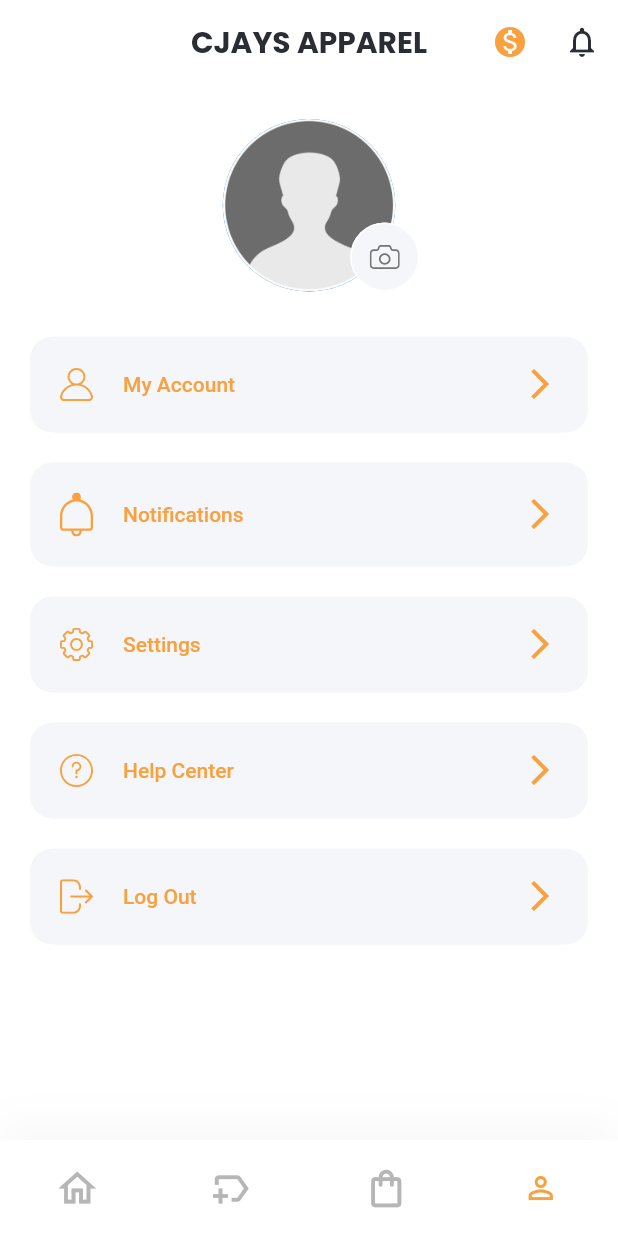
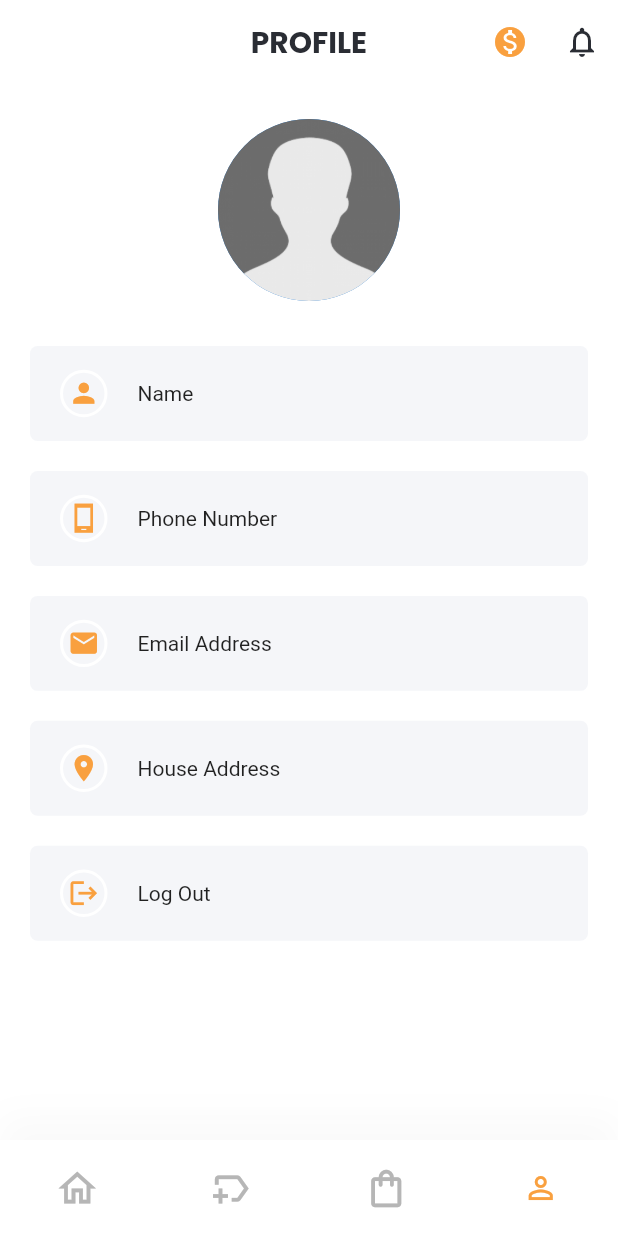
Before and after one commit to kennedyowusu/cjays_apparel_mobile, a Flutter app: the ProfileScreen screen opened directly, on a phone screen of 412 x 824 dp. Run offline on Flutter 3.47's test engine with Material 2 defaults, Android fonts, the phone set to English and light mode, and no system bars; our stand-ins replace community_material_icon, flutter_secure_storage, flutter_spinkit, flutter_svg, get, google_fonts and 2 more; accounts and stored records are empty; network calls fail.

Commit message:
refactor the profile screen

```diff
--- a/lib/views/profile/components/body.dart
+++ b/lib/views/profile/components/profile_body.dart
@@ -3,8 +3,8 @@ import 'package:flutter/material.dart';
 import 'profile_menu.dart';
 import 'profile_pic.dart';
 
-class Body extends StatelessWidget {
-  const Body({Key? key}) : super(key: key);
+class ProfileBody extends StatelessWidget {
+  const ProfileBody({Key? key}) : super(key: key);
 
   @override
   Widget build(BuildContext context) {
@@ -15,28 +15,28 @@ class Body extends StatelessWidget {
           ProfilePic(),
           SizedBox(height: 20),
           ProfileMenu(
-            text: "My Account",
-            icon: "assets/icons/User Icon.svg",
+            text: "Name",
+            iconData: Icons.person,
             press: () => {},
           ),
           ProfileMenu(
-            text: "Notifications",
-            icon: "assets/icons/Bell.svg",
+            text: "Phone Number",
+            iconData: Icons.phone_android_sharp,
             press: () {},
           ),
           ProfileMenu(
-            text: "Settings",
-            icon: "assets/icons/Settings.svg",
+            text: "Email Address",
+            iconData: Icons.email,
             press: () {},
           ),
           ProfileMenu(
-            text: "Help Center",
-            icon: "assets/icons/Question mark.svg",
+            text: "House Address",
+            iconData: Icons.location_on,
             press: () {},
           ),
           ProfileMenu(
             text: "Log Out",
-            icon: "assets/icons/Log out.svg",
+            iconData: Icons.logout,
             press: () {},
           ),
         ],
--- a/lib/views/profile/components/profile_menu.dart
+++ b/lib/views/profile/components/profile_menu.dart
@@ -1,4 +1,5 @@
 import 'package:cjays/constants/colors.dart';
+import 'package:cjays/widgets/project_dimensions.dart';
 import 'package:flutter/material.dart';
 import 'package:flutter_svg/flutter_svg.dart';
 
@@ -6,36 +7,54 @@ class ProfileMenu extends StatelessWidget {
   const ProfileMenu({
     Key? key,
     required this.text,
-    required this.icon,
+    required this.iconData,
     this.press,
   }) : super(key: key);
 
-  final String text, icon;
+  final String text;
+  final IconData iconData;
   final VoidCallback? press;
 
   @override
   Widget build(BuildContext context) {
     return Padding(
       padding: EdgeInsets.symmetric(horizontal: 20, vertical: 10),
-      child: TextButton(
-        style: TextButton.styleFrom(
-          primary: ProjectColors.kPrimaryColor,
-          padding: EdgeInsets.all(20),
-          shape:
-              RoundedRectangleBorder(borderRadius: BorderRadius.circular(15)),
-          backgroundColor: Color(0xFFF5F6F9),
+      child: Container(
+        padding: EdgeInsets.only(
+          left: 20,
+          right: 20,
         ),
-        onPressed: press,
+        decoration: BoxDecoration(
+          color: Color(0xFFF5F6F9),
+          borderRadius: BorderRadius.circular(5),
+        ),
         child: Row(
           children: [
-            SvgPicture.asset(
-              icon,
-              color: ProjectColors.kPrimaryColor,
-              width: 22,
+            Container(
+              height: ProjectDimensions.heightTwenty * 3,
+              width: ProjectDimensions.widthTwenty * 3,
+              decoration: BoxDecoration(
+                shape: BoxShape.circle,
+                border: Border.all(
+                  color: ProjectColors.kWhiteColor,
+                  width: 2.0,
+                ),
+              ),
+              child: Icon(
+                iconData,
+                color: ProjectColors.kPrimaryColor,
+                size: ProjectDimensions.heightTen * 2,
+              ),
             ),
+
+            // SvgPicture.asset(
+            //   icon,
+            //   color: ProjectColors.kPrimaryColor,
+            //   width: 22,
+            // ),
             SizedBox(width: 20),
             Expanded(child: Text(text)),
-            Icon(Icons.arrow_forward_ios),
+            // Icon(Icons.arrow_forward_ios),
           ],
         ),
       ),
--- a/lib/views/profile/components/profile_pic.dart
+++ b/lib/views/profile/components/profile_pic.dart
@@ -1,4 +1,5 @@
 import 'package:cjays/constants/images.dart';
+import 'package:cjays/widgets/project_dimensions.dart';
 import 'package:flutter/material.dart';
 import 'package:flutter_svg/flutter_svg.dart';
 
@@ -10,8 +11,8 @@ class ProfilePic extends StatelessWidget {
   @override
   Widget build(BuildContext context) {
     return SizedBox(
-      height: 115,
-      width: 115,
+      height: ProjectDimensions.heightTen * 11.5,
+      width: ProjectDimensions.widthTen * 30,
       child: Stack(
         fit: StackFit.expand,
         clipBehavior: Clip.none,
@@ -19,26 +20,26 @@ class ProfilePic extends StatelessWidget {
           CircleAvatar(
             backgroundImage: AssetImage(ProjectImages.kPlaceholder),
           ),
-          Positioned(
-            right: -16,
-            bottom: 0,
-            child: SizedBox(
-              height: 46,
-              width: 46,
-              child: TextButton(
-                style: TextButton.styleFrom(
-                  shape: RoundedRectangleBorder(
-                    borderRadius: BorderRadius.circular(50),
-                    side: BorderSide(color: Colors.white),
-                  ),
-                  primary: Colors.white,
-                  backgroundColor: Color(0xFFF5F6F9),
-                ),
-                onPressed: () {},
-                child: SvgPicture.asset("assets/icons/Camera Icon.svg"),
-              ),
-            ),
-          )
+          // Positioned(
+          //   right: 5,
+          //   bottom: 0,
+          //   child: SizedBox(
+          //     height: 46,
+          //     width: 46,
+          //     child: TextButton(
+          //       style: TextButton.styleFrom(
+          //         shape: RoundedRectangleBorder(
+          //           borderRadius: BorderRadius.circular(50),
+          //           side: BorderSide(color: Colors.white),
+          //         ),
+          //         foregroundColor: Colors.white,
+          //         backgroundColor: Color(0xFFF5F6F9),
+          //       ),
+          //       onPressed: () {},
+          //       child: SvgPicture.asset("assets/icons/Camera Icon.svg"),
+          //     ),
+          //   ),
+          // )
         ],
       ),
     );
--- a/lib/views/profile/profile_screen.dart
+++ b/lib/views/profile/profile_screen.dart
@@ -4,7 +4,7 @@ import 'package:cjays/enums.dart';
 import 'package:cjays/widgets/custom_bottom_nav_bar.dart';
 import 'package:flutter/material.dart';
 
-import 'components/body.dart';
+import 'components/profile_body.dart';
 
 class ProfileScreen extends StatelessWidget {
   static String routeName = "/profile";
@@ -23,7 +23,7 @@ class ProfileScreen extends StatelessWidget {
           ),
           child: AppBar(
             title: Text(
-              "Cjays Apparel".toUpperCase(),
+              "Profile".toUpperCase(),
               style: kTabBarItemFontStyle.copyWith(
                 fontSize: 20.0 * kMultiplier * height,
                 fontWeight: FontWeight.bold,
@@ -52,7 +52,7 @@ class ProfileScreen extends StatelessWidget {
             elevation: 0.0,
           ),
         ),
-        body: Body(),
+        body: ProfileBody(),
         bottomNavigationBar:
             CustomBottomNavBar(selectedMenu: MenuState.profile),
       ),
--- a/lib/widgets/custom_bottom_nav_bar.dart
+++ b/lib/widgets/custom_bottom_nav_bar.dart
@@ -1,11 +1,9 @@
 import 'package:cjays/constants/colors.dart';
-import 'package:cjays/constants/styles.dart';
 import 'package:cjays/enums.dart';
 import 'package:cjays/views/cart_history/cart_history.dart';
 import 'package:cjays/views/home/home.dart';
 import 'package:cjays/views/new_arrival/new_arrival.dart';
 import 'package:cjays/views/profile/profile_screen.dart';
-import 'package:cjays/views/shop/shop.dart';
 import 'package:flutter/material.dart';
 import 'package:get/get.dart';
 
```
